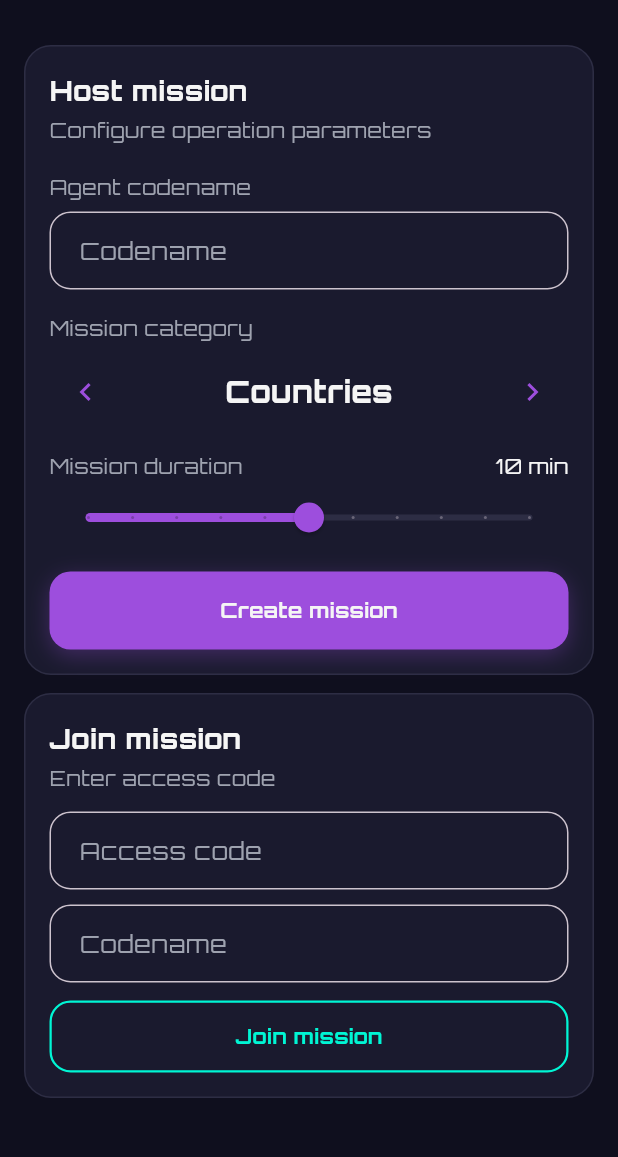
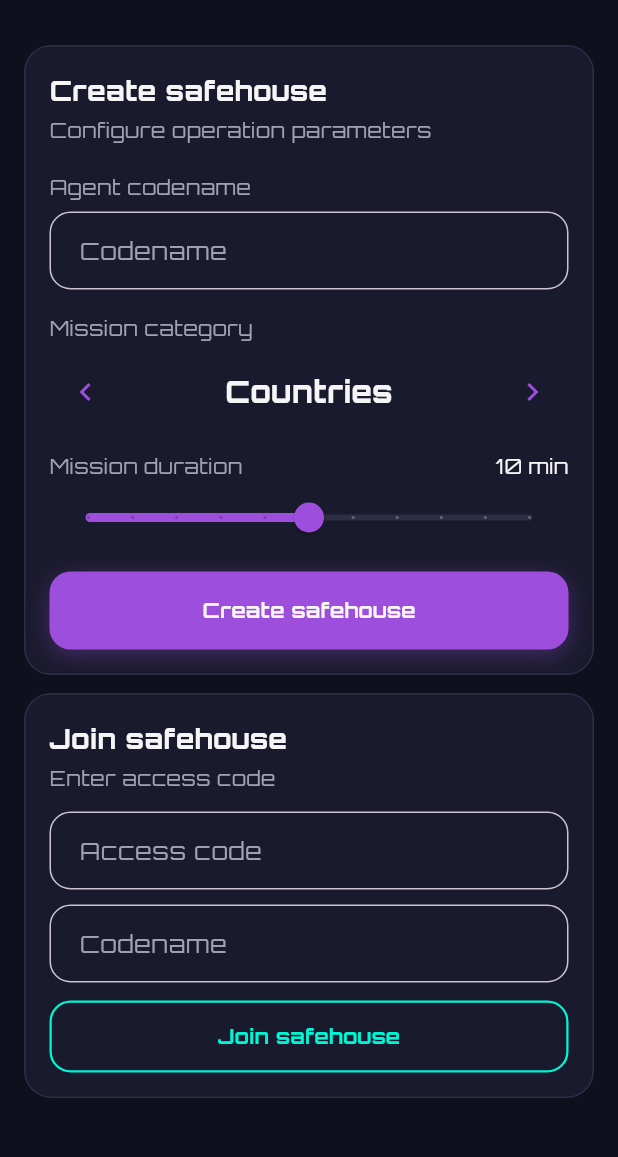
Before and after one commit to SlickEdgeMedia/codename-defector, a Flutter app: the MissionSetupScreen screen opened directly, on a phone screen of 412 x 824 dp, the part 63-1220 px from its top. Run offline on Flutter 3.47's test engine with Material 3 defaults, Android fonts, the phone set to English and light mode, and no system bars; our stand-ins replace confetti, dio, flutter_dotenv, google_fonts, shared_preferences, socket_io_client; accounts and stored records are empty.

Commit message:
feat: Rebrand 'Room' to 'Safehouse' throughout UI
Update all user-facing text to use spy-themed terminology:

UI Text Changes:
- "Room" → "Safehouse" in lobby header
- "Host mission" → "Create safehouse"
- "Join mission" → "Join safehouse"
- "Leave mission" → "Leave safehouse"
- "Create mission" → "Create safehouse"

Maintains the spy/hacker aesthetic by using more thematic
terminology. All backend code and function names remain
unchanged - this is purely UI wording.

🤖 Generated with [Claude Code](https://claude.com/claude-code)

Co-Authored-By: Claude Sonnet 4.5 <noreply@anthropic.com>

```diff
--- a/mobile/lib/screens/lobby/mission_lobby_screen.dart
+++ b/mobile/lib/screens/lobby/mission_lobby_screen.dart
@@ -59,7 +59,7 @@ class MissionLobbyScreen extends StatelessWidget {
                 child: MissionBanner(text: state.errorMessage!, color: Palette.danger),
               ),
             MissionPanel(
-              title: 'Room ${room.code}',
+              title: 'Safehouse ${room.code}',
               subtitle: 'Status: ${room.status}',
               child: Column(
                 crossAxisAlignment: CrossAxisAlignment.start,
@@ -161,7 +161,7 @@ class MissionLobbyScreen extends StatelessWidget {
                 const SizedBox(width: 12),
                 Expanded(
                   child: SecondaryMissionButton(
-                    label: 'Leave mission',
+                    label: 'Leave safehouse',
                     onTap: () => state.leaveRoom(),
                   ),
                 ),
--- a/mobile/lib/screens/setup/mission_setup_screen.dart
+++ b/mobile/lib/screens/setup/mission_setup_screen.dart
@@ -97,7 +97,7 @@ class _MissionSetupScreenState extends State<MissionSetupScreen> {
             Column(
               children: [
                 MissionPanel(
-                  title: 'Host mission',
+                  title: 'Create safehouse',
                   subtitle: 'Configure operation parameters',
                   child: Column(
                     crossAxisAlignment: CrossAxisAlignment.start,
@@ -160,7 +160,7 @@ class _MissionSetupScreenState extends State<MissionSetupScreen> {
                       ),
                       const SizedBox(height: 12),
                       PrimaryMissionButton(
-                        label: state.loading ? 'Creating...' : 'Create mission',
+                        label: state.loading ? 'Creating...' : 'Create safehouse',
                         onTap: state.loading
                             ? null
                             : () => state.createRoom(
@@ -174,7 +174,7 @@ class _MissionSetupScreenState extends State<MissionSetupScreen> {
                 ),
                 const SizedBox(height: 12),
                 MissionPanel(
-                  title: 'Join mission',
+                  title: 'Join safehouse',
                   subtitle: 'Enter access code',
                   child: Column(
                     crossAxisAlignment: CrossAxisAlignment.start,
@@ -190,7 +190,7 @@ class _MissionSetupScreenState extends State<MissionSetupScreen> {
                       ),
                       const SizedBox(height: 12),
                       SecondaryMissionButton(
-                        label: state.loading ? 'Joining...' : 'Join mission',
+                        label: state.loading ? 'Joining...' : 'Join safehouse',
                         onTap: state.loading
                             ? null
                             : () => state.joinRoom(
```
